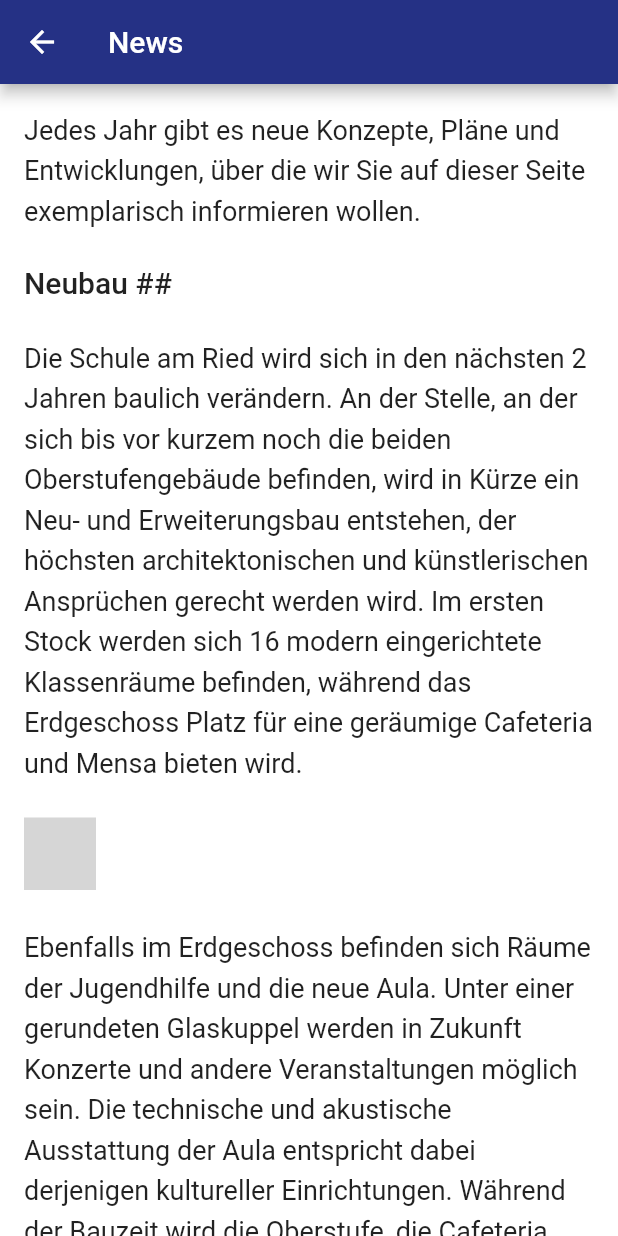
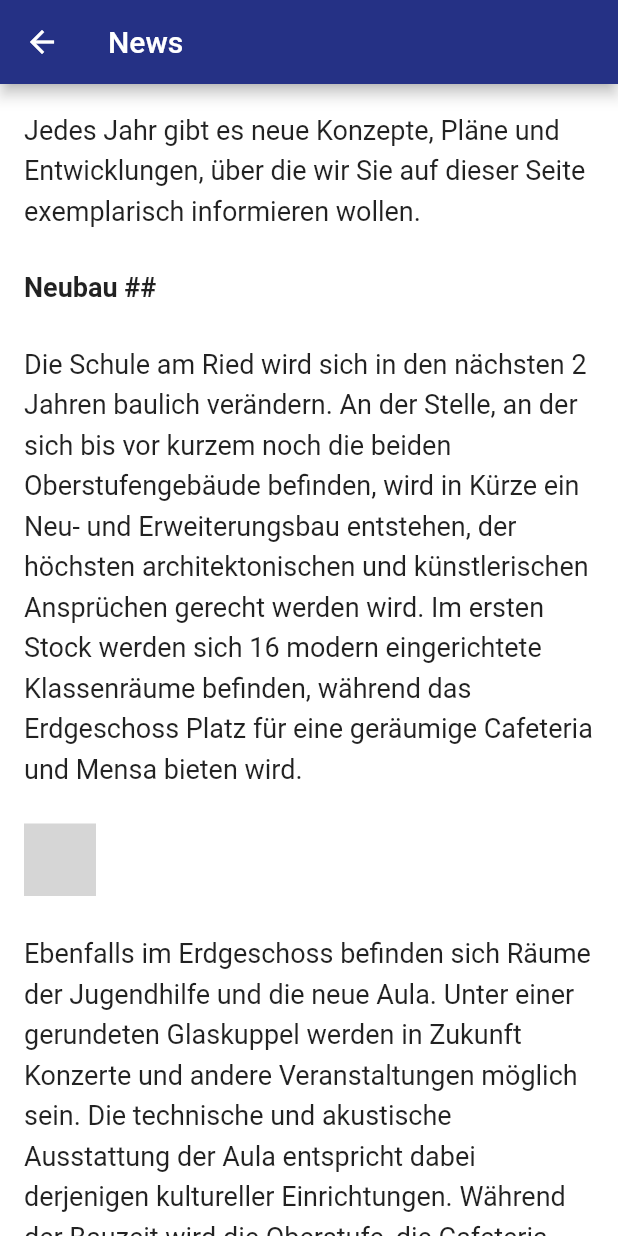
Before and after one commit to k0ncode/sar, a Flutter app: the TextPage screen opened directly, on a phone screen of 412 x 824 dp. Run offline on Flutter 3.47's test engine with Material 2 defaults, Android fonts, the phone set to English and light mode, and no system bars; our stand-ins replace cached_network_image, flutter_markdown, package_info; grey boxes are pictures that could not be loaded.

Commit message:
improved readability 2

```diff
--- a/lib/widgets/text_page.dart
+++ b/lib/widgets/text_page.dart
@@ -42,6 +42,10 @@ class TextPage extends StatelessWidget {
                     listBulletPadding: const EdgeInsets.all(0),
                     a: Theme.of(context).textTheme.bodyText1!.copyWith(
                         color: sarBlue, decoration: TextDecoration.underline),
+                    h2: Theme.of(context)
+                        .textTheme
+                        .bodyText1!
+                        .copyWith(fontWeight: FontWeight.bold),
                   ),
                   // Custom Bilder mit rounded Edges:
                   imageBuilder: (Uri uri, _, __) {
```
